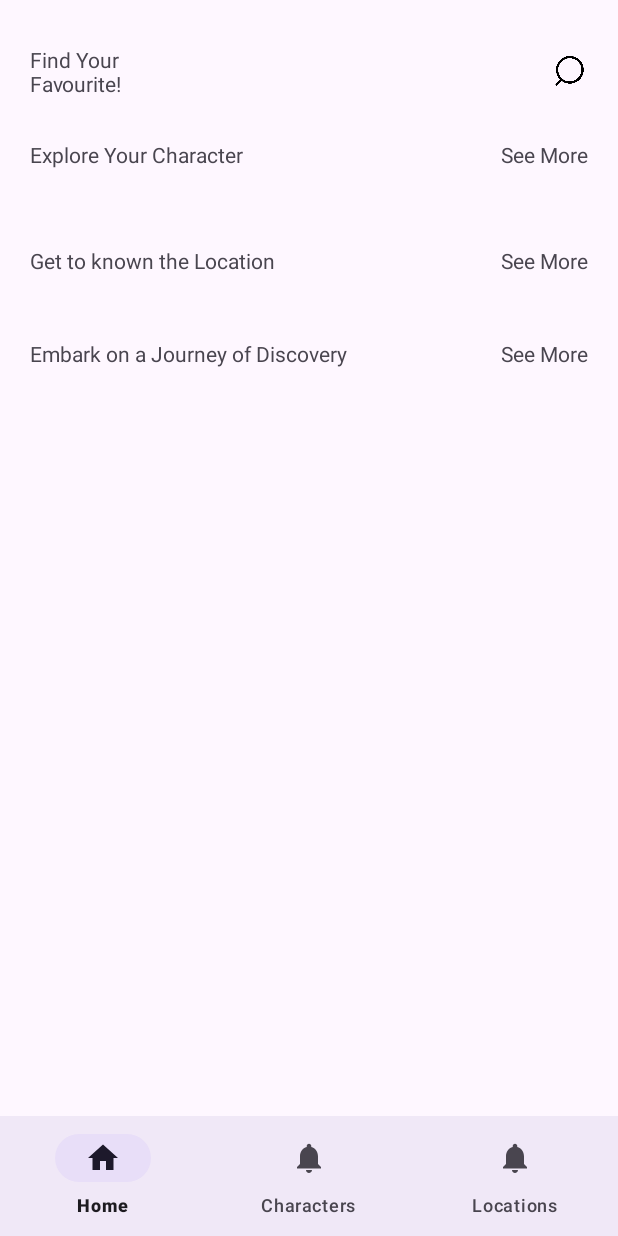
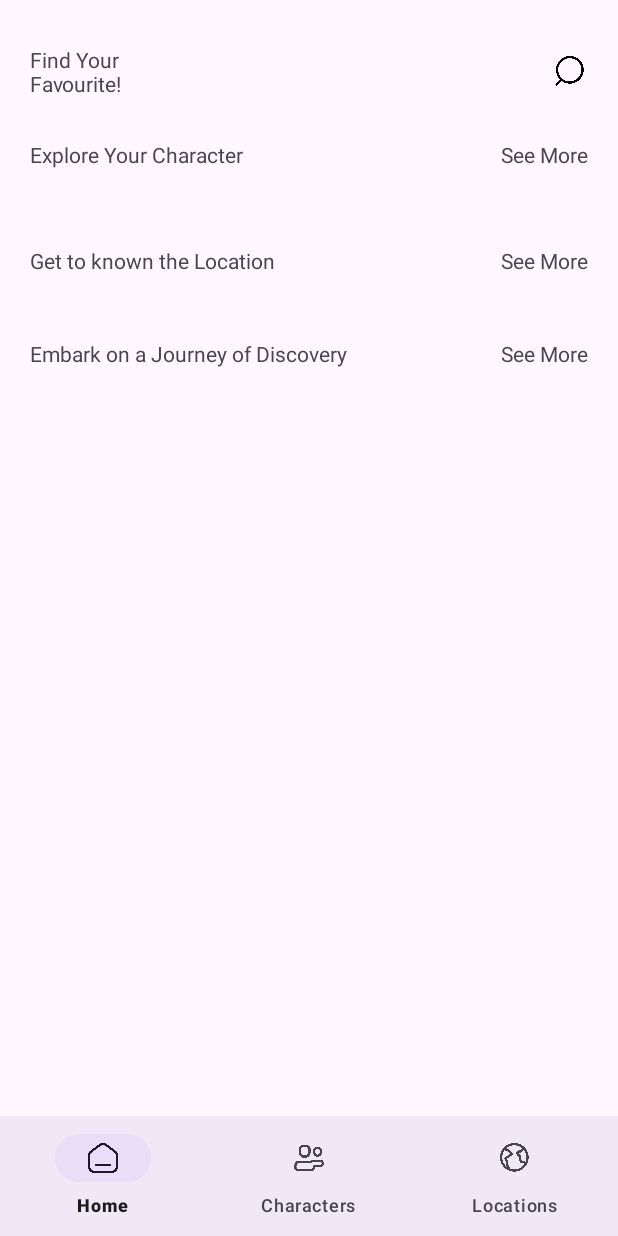
Before and after one commit to uripsubagyo/rickandmorty_kotlin_graphql, an Android app built with Jetpack Compose: the HomeFragment screen opened directly, with no data from a screen before it, on a phone screen of 412 x 824 dp. Run offline under Robolectric (Android 15) with nearby library versions, the phone set to English and light mode, and no system bars; our stand-ins replace Dagger/Hilt's generated code, navigation-ui; pictures from the network do not load; 1 statement that could not run was skipped.

Commit message:
change icon bottom navigation

```diff
--- a/app/src/main/java/com/example/rickandmortyapi/ui/ui/home/HomeViewModel.kt
+++ b/app/src/main/java/com/example/rickandmortyapi/ui/ui/home/HomeViewModel.kt
@@ -31,8 +31,8 @@ class HomeViewModel @Inject constructor(
             }
             _shortCharacter.update {
                 it.copy(
-                    characters = getCharactersUseCase.execute(1),
-                    locations = getLocationsUseCase.execute(page = 1),
+                    characters = getCharactersUseCase.execute(5),
+                    locations = getLocationsUseCase.execute(page = 4),
                     isLoading = false
                 )
             }
--- a/app/src/main/res/menu/bottom_nav_menu.xml
+++ b/app/src/main/res/menu/bottom_nav_menu.xml
@@ -3,14 +3,14 @@
 
     <item
             android:id="@+id/navigation_home"
-            android:icon="@drawable/ic_home_black_24dp"
+            android:icon="@drawable/home"
             android:title="@string/title_home"/>
     <item
             android:id="@+id/navigation_character"
-            android:icon="@drawable/ic_notifications_black_24dp"
+            android:icon="@drawable/character"
             android:title="@string/title_character"/>
     <item
             android:id="@+id/navigation_location"
-            android:icon="@drawable/ic_notifications_black_24dp"
+            android:icon="@drawable/location"
             android:title="@string/title_locations"/>
 </menu>
```
Also changed, not shown: app/src/main/res/drawable/character.png (added), app/src/main/res/drawable/home.png (added), app/src/main/res/drawable/location.png (added).
